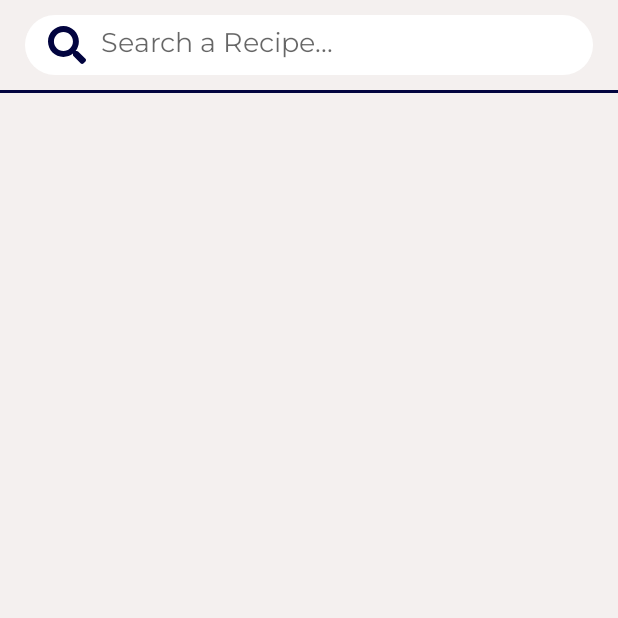
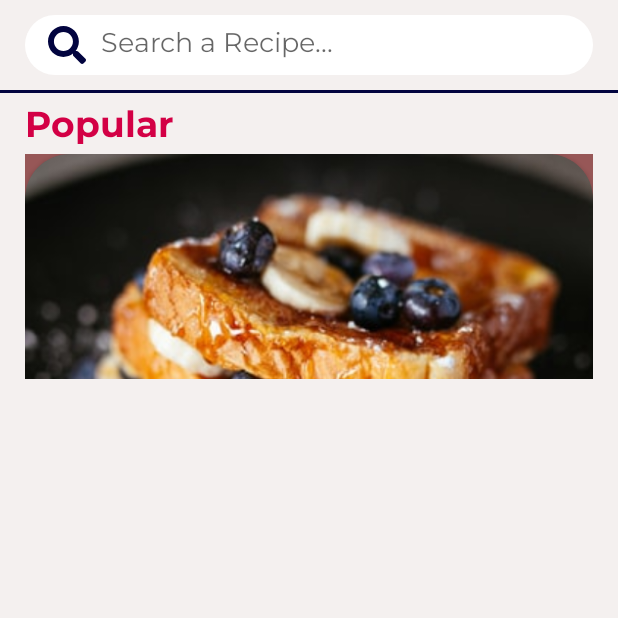
Before and after one commit to azrielortega/Perfect_Plate, an Android app: the HomeActivity screen opened directly, with no data from a screen before it, on a phone screen of 412 x 824 dp, the top half of it. Run offline under Robolectric (Android 15) with nearby library versions, the light colour scheme and no system bars.

Commit message:
popular not showing ;--;

```diff
--- /dev/null
+++ b/app/src/main/java/com/mobdeve/s14/group4/DataHelper.java
@@ -0,0 +1,31 @@
+package com.mobdeve.s14.group4;
+
+import java.util.ArrayList;
+
+public class DataHelper {
+    private ArrayList<Integer> popularPics;
+
+    public ArrayList<Popular> initPopular(){
+        ArrayList<Popular> popularList = new ArrayList<>();
+
+        int[] popularPics = {
+                R.drawable.popular1,
+                R.drawable.popular2,
+                R.drawable.popular3
+        };
+        String[] popularName ={
+                "Food 1",
+                "Nomnomnom",
+                "Lorem lorem lorem"
+        };
+
+        for(int i = 0; i < 3; i++){
+            popularList.add(new Popular(popularPics[i],
+                    popularName[i]
+            ));
+        }
+
+        return popularList;
+    }
+
+}
--- a/app/src/main/java/com/mobdeve/s14/group4/HomeActivity.java
+++ b/app/src/main/java/com/mobdeve/s14/group4/HomeActivity.java
@@ -1,14 +1,39 @@
 package com.mobdeve.s14.group4;
 
 import androidx.appcompat.app.AppCompatActivity;
+import androidx.recyclerview.widget.LinearLayoutManager;
+import androidx.recyclerview.widget.RecyclerView;
 
 import android.os.Bundle;
 
+import java.util.ArrayList;
+
 public class HomeActivity extends AppCompatActivity {
+
+    private RecyclerView rvPopular;
+    private ArrayList<Popular> popularList;
+
+    private RecyclerView.LayoutManager popularManager;
+    private PopularAdapter popularAdapter;
 
     @Override
     protected void onCreate(Bundle savedInstanceState) {
         super.onCreate(savedInstanceState);
         setContentView(R.layout.activity_home);
+
+        this.initRecyclerView();
+    }
+
+    private void initRecyclerView(){
+        DataHelper helper = new DataHelper();
+        this.popularList = helper.initPopular();
+
+        this.rvPopular = findViewById(R.id.rv_popular);
+
+        this.popularManager = new LinearLayoutManager(this, LinearLayoutManager.HORIZONTAL, false);
+        this.rvPopular.setLayoutManager(this.popularManager);
+
+        this.popularAdapter = new PopularAdapter(this.popularList);
+        this.rvPopular.setAdapter(this.popularAdapter);
     }
 }
--- a/app/src/main/java/com/mobdeve/s14/group4/MainActivity.java
+++ b/app/src/main/java/com/mobdeve/s14/group4/MainActivity.java
@@ -16,8 +16,8 @@ public class MainActivity extends AppCompatActivity {
     @Override
     protected void onCreate(Bundle savedInstanceState) {
         super.onCreate(savedInstanceState);
-        //setContentView(R.layout.activity_home); DONT DELETE
-        setContentView(R.layout.activity_main);
+        setContentView(R.layout.activity_home);
+        /*setContentView(R.layout.activity_main);
 
         btnLogin = findViewById(R.id.main_btn_login);
         btnSignUp = findViewById(R.id.main_btn_join);
@@ -36,6 +36,6 @@ public class MainActivity extends AppCompatActivity {
                 Intent intent = new Intent(MainActivity.this, SignUpActivity1.class);
                 MainActivity.this.startActivity(intent);
             }
-        });
+        });*/
     }
 }
--- /dev/null
+++ b/app/src/main/java/com/mobdeve/s14/group4/Popular.java
@@ -0,0 +1,19 @@
+package com.mobdeve.s14.group4;
+
+public class Popular {
+    private int popularPic;
+    private String popularName;
+
+    public Popular(int p, String n){
+        this.popularPic = p;
+        this.popularName = n;
+    }
+
+    public int getPopularPic(){
+        return this.popularPic;
+    }
+
+    public String getPopularName(){
+        return this.popularName;
+    }
+}
--- /dev/null
+++ b/app/src/main/java/com/mobdeve/s14/group4/PopularAdapter.java
@@ -0,0 +1,43 @@
+package com.mobdeve.s14.group4;
+
+import android.text.Layout;
+import android.view.LayoutInflater;
+import android.view.View;
+import android.view.ViewGroup;
+
+import androidx.annotation.NonNull;
+import androidx.recyclerview.widget.RecyclerView;
+
+import org.jetbrains.annotations.NotNull;
+
+import java.util.ArrayList;
+
+public class PopularAdapter extends RecyclerView.Adapter<PopularViewHolder> {
+    private ArrayList<Popular> popularList;
+
+    public PopularAdapter(ArrayList<Popular> p){
+        this.popularList = p;
+    }
+
+    @NonNull
+    @NotNull
+    @Override
+    public PopularViewHolder onCreateViewHolder(@NonNull @NotNull ViewGroup parent, int viewType) {
+        LayoutInflater inflater = LayoutInflater.from(parent.getContext());
+        View iv = inflater.inflate(R.layout.popular_template, parent, false);
+
+        PopularViewHolder popularViewHolder = new PopularViewHolder(iv);
+        return popularViewHolder;
+    }
+
+    @Override
+    public void onBindViewHolder(@NonNull @NotNull PopularViewHolder holder, int position) {
+        holder.setIvPopularPic(popularList.get(position).getPopularPic());
+        holder.setTvPopularName(popularList.get(position).getPopularName());
+    }
+
+    @Override
+    public int getItemCount() {
+        return this.popularList.size();
+    }
+}
--- /dev/null
+++ b/app/src/main/java/com/mobdeve/s14/group4/PopularViewHolder.java
@@ -0,0 +1,30 @@
+package com.mobdeve.s14.group4;
+
+import android.media.Image;
+import android.view.View;
+import android.widget.ImageView;
+import android.widget.TextView;
+
+import androidx.annotation.NonNull;
+import androidx.recyclerview.widget.RecyclerView;
+
+import org.jetbrains.annotations.NotNull;
+
+public class PopularViewHolder extends RecyclerView.ViewHolder {
+    private ImageView ivPopularPic;
+    private TextView tvPopularName;
+
+    public PopularViewHolder(@NonNull @NotNull View itemView) {
+        super(itemView);
+        this.ivPopularPic = itemView.findViewById(R.id.iv_popular_pic);
+        this.tvPopularName = itemView.findViewById(R.id.tv_popular_name);
+    }
+
+    public void setIvPopularPic(int p){
+        this.ivPopularPic.setImageResource(p);
+    }
+
+    public void setTvPopularName(String n){
+        this.tvPopularName.setText(n);
+    }
+}
--- /dev/null
+++ b/app/src/main/res/drawable/label_popular.xml
@@ -0,0 +1,22 @@
+<?xml version="1.0" encoding="utf-8"?>
+
+<shape
+    xmlns:android="http://schemas.android.com/apk/res/android"
+    android:shape="rectangle">
+
+
+    <corners
+        android:bottomRightRadius="30dp"
+        android:bottomLeftRadius="30dp"
+        />
+    <size
+        />
+
+
+
+
+
+    <!--- This is the background color -->
+    <solid android:color="#ff9400" />
+
+</shape>
--- /dev/null
+++ b/app/src/main/res/font/montserrat_bold.xml
@@ -0,0 +1,7 @@
+<?xml version="1.0" encoding="utf-8"?>
+<font-family xmlns:app="http://schemas.android.com/apk/res-auto"
+        app:fontProviderAuthority="com.google.android.gms.fonts"
+        app:fontProviderPackage="com.google.android.gms"
+        app:fontProviderQuery="name=Montserrat&amp;weight=700"
+        app:fontProviderCerts="@array/com_google_android_gms_fonts_certs">
+</font-family>
--- a/app/src/main/res/layout/activity_home.xml
+++ b/app/src/main/res/layout/activity_home.xml
@@ -50,14 +50,14 @@
         android:background="@android:color/transparent"
         android:ems="10"
         android:fontFamily="@font/montserrat"
+        android:hint="Search a Recipe..."
         android:inputType="textPersonName"
-        android:text="Search a Recipe..."
         android:textColor="#99000000"
         android:textSize="18sp"
         app:layout_constraintBottom_toBottomOf="@id/tv_search_top"
         app:layout_constraintLeft_toRightOf="@id/iv_search"
-        app:layout_constraintTop_toTopOf="@id/tv_search_top"
-        app:layout_constraintRight_toLeftOf="@id/gl_right"/>
+        app:layout_constraintRight_toLeftOf="@id/gl_right"
+        app:layout_constraintTop_toTopOf="@id/tv_search_top" />
 
     <androidx.constraintlayout.widget.Guideline
         android:id="@+id/gl_search_bot"
@@ -77,4 +77,27 @@
         android:layout_marginTop="10dp"
 />
 
+    <TextView
+        android:id="@+id/tv_popular"
+        android:layout_width="wrap_content"
+        android:layout_height="wrap_content"
+        android:layout_marginTop="5dp"
+        android:fontFamily="@font/montserrat_bold"
+        android:text="Popular"
+        android:textColor="#D30045"
+        android:textSize="24sp"
+        android:textStyle="bold"
+        app:layout_constraintLeft_toRightOf="@id/gl_left"
+        app:layout_constraintTop_toBottomOf="@id/gl_search_bot" />
+
+    <androidx.recyclerview.widget.RecyclerView
+        android:id="@+id/rv_popular"
+        android:layout_width="0dp"
+        android:layout_height="150dp"
+        android:background="#975757"
+        app:layout_constraintHorizontal_bias="0.0"
+        app:layout_constraintLeft_toRightOf="@id/gl_left"
+        app:layout_constraintRight_toLeftOf="@id/gl_right"
+        app:layout_constraintTop_toBottomOf="@id/tv_popular" />
+
 </androidx.constraintlayout.widget.ConstraintLayout>
--- /dev/null
+++ b/app/src/main/res/layout/popular_template.xml
@@ -0,0 +1,47 @@
+<?xml version="1.0" encoding="utf-8"?>
+<LinearLayout xmlns:android="http://schemas.android.com/apk/res/android"
+    xmlns:app="http://schemas.android.com/apk/res-auto"
+    xmlns:tools="http://schemas.android.com/tools"
+    android:layout_width="match_parent"
+    android:layout_height="match_parent">
+
+    <androidx.constraintlayout.widget.ConstraintLayout
+        android:layout_width="match_parent"
+        android:layout_height="match_parent">
+
+        <androidx.cardview.widget.CardView
+            android:layout_width="match_parent"
+            android:layout_height="430dp"
+            app:cardBackgroundColor="#714F4F"
+            app:cardCornerRadius="30dp"
+            app:layout_constraintTop_toTopOf="parent"
+            app:layout_constraintLeft_toLeftOf="parent">
+
+
+            <ImageView
+                android:id="@+id/iv_popular_pic"
+                android:layout_width="match_parent"
+                android:layout_height="match_parent"
+                android:adjustViewBounds="true"
+                android:scaleType="centerCrop"
+                tools:srcCompat="@tools:sample/avatars" />
+
+            <TextView
+                android:id="@+id/tv_popular_name"
+                android:layout_width="match_parent"
+                android:layout_height="110dp"
+                android:layout_gravity="bottom"
+                android:background="@drawable/label_popular"
+                android:gravity="bottom" />
+
+            <LinearLayout
+                android:layout_width="match_parent"
+                android:layout_height="match_parent"
+                android:orientation="horizontal">
+
+            </LinearLayout>
+
+        </androidx.cardview.widget.CardView>
+    </androidx.constraintlayout.widget.ConstraintLayout>
+
+</LinearLayout>
--- a/app/src/main/res/values/preloaded_fonts.xml
+++ b/app/src/main/res/values/preloaded_fonts.xml
@@ -2,5 +2,6 @@
 <resources>
     <array name="preloaded_fonts" translatable="false">
         <item>@font/montserrat</item>
+        <item>@font/montserrat_bold</item>
     </array>
 </resources>
```
Also changed, not shown: app/src/main/res/drawable/popular1.jpg (added), app/src/main/res/drawable/popular2.jpg (added), app/src/main/res/drawable/popular3.jpg (added).
